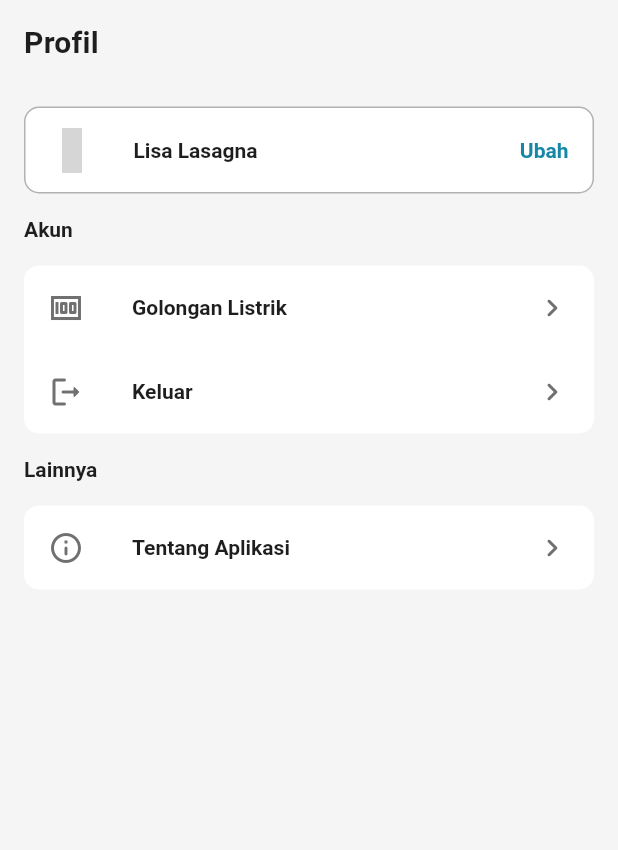
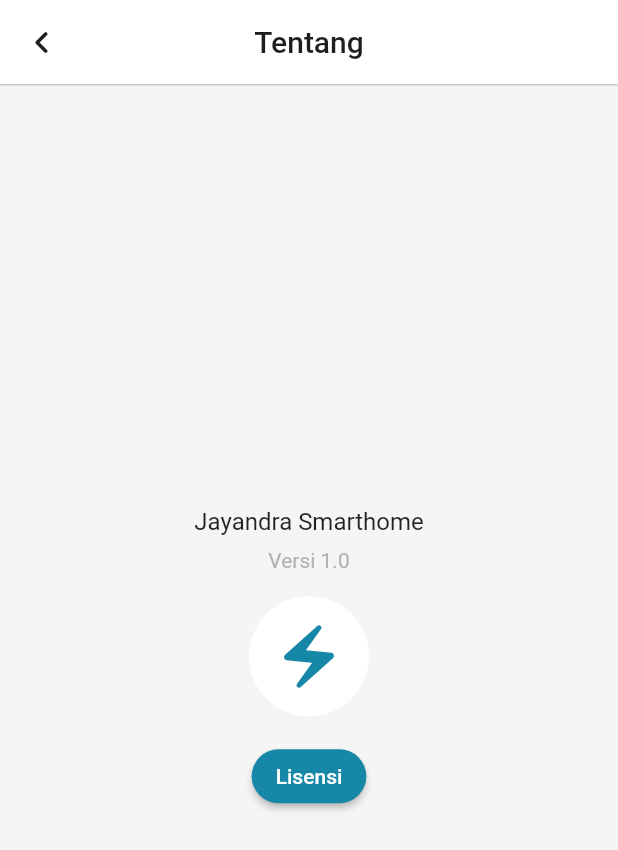
Before and after one commit to ikramattamimi/jayandra_01, a Flutter app: the ProfileScreen screen opened directly, after a tap on "Tentang Aplikasi", on a phone screen of 412 x 824 dp. Shown: the top 850 px of the screen. Run offline on Flutter 3.47's test engine with Material 2 defaults, Android fonts, the phone set to English and light mode, and no system bars; our stand-ins replace gap, go_router, google_fonts; missing offline and left inert: carbon_icons; grey boxes are pictures that could not be loaded.

Commit message:
About Page

```diff
--- a/lib/main.dart
+++ b/lib/main.dart
@@ -2,9 +2,11 @@ import 'package:flutter/material.dart';
 import 'package:flutter/services.dart';
 import 'package:go_router/go_router.dart';
 import 'package:google_fonts/google_fonts.dart';
+import 'package:jayandra_01/screens/about_page.dart';
 import 'package:jayandra_01/screens/add_device_screen.dart';
 import 'package:jayandra_01/screens/bottom_bar.dart';
 import 'package:jayandra_01/screens/main_screen.dart';
+import 'package:jayandra_01/utils/app_styles.dart';
 
 void main() {
   runApp(MyApp());
@@ -18,7 +20,10 @@ class MyApp extends StatelessWidget {
   @override
   Widget build(BuildContext context) {
     SystemChrome.setSystemUIOverlayStyle(
-      const SystemUiOverlayStyle(statusBarColor: Colors.black),
+      SystemUiOverlayStyle(
+        statusBarColor: Styles.primaryColor,
+        statusBarBrightness: Brightness.dark,
+      ),
     );
     return MaterialApp.router(
       routerDelegate: _router.routerDelegate,
@@ -32,6 +37,7 @@ class MyApp extends StatelessWidget {
     routes: <GoRoute>[
       GoRoute(
         path: "/",
+        name: "main_page",
         builder: (BuildContext context, GoRouterState state) =>
             const MainScreen(),
         routes: <GoRoute>[
@@ -41,6 +47,12 @@ class MyApp extends StatelessWidget {
             builder: (BuildContext context, GoRouterState state) =>
                 const AddDevice(),
           ),
+          GoRoute(
+            path: "about",
+            name: "about_page",
+            builder: (BuildContext context, GoRouterState state) =>
+                const AboutPage(),
+          ),
         ],
       ),
     ],
--- /dev/null
+++ b/lib/screens/about_page.dart
@@ -0,0 +1,97 @@
+import 'package:flutter/material.dart';
+import 'package:flutter/services.dart';
+import 'package:gap/gap.dart';
+import 'package:go_router/go_router.dart';
+import 'package:jayandra_01/utils/app_layout.dart';
+import 'package:jayandra_01/utils/app_styles.dart';
+
+class AboutPage extends StatelessWidget {
+  const AboutPage({super.key});
+
+  @override
+  Widget build(BuildContext context) {
+    final size = AppLayout.getSize(context);
+    SystemChrome.setSystemUIOverlayStyle(
+      SystemUiOverlayStyle(
+        statusBarColor: Styles.secondaryColor,
+        // statusBarIconBrightness: Brightness.dark,
+        // statusBarBrightness: Brightness.light,
+      ),
+    );
+    return Scaffold(
+      appBar: AppBar(
+        elevation: 0.5,
+        title: Text(
+          "Tentang",
+          style: Styles.pageTitle,
+        ),
+        backgroundColor: Styles.secondaryColor,
+        centerTitle: true,
+        foregroundColor: Styles.textColor,
+        leading: IconButton(
+          onPressed: () {
+            context.pop();
+            SystemChrome.setSystemUIOverlayStyle(
+              SystemUiOverlayStyle(
+                statusBarColor: Styles.primaryColor,
+                statusBarIconBrightness: Brightness.light,
+                statusBarBrightness: Brightness.light,
+              ),
+            );
+          },
+          icon: const Icon(
+            Icons.keyboard_arrow_left_rounded,
+            size: 30,
+          ),
+        ),
+      ),
+      backgroundColor: Styles.primaryColor,
+      body: SizedBox(
+        width: double.infinity,
+        child: Column(
+          mainAxisAlignment: MainAxisAlignment.center,
+          crossAxisAlignment: CrossAxisAlignment.center,
+          children: [
+            const Text(
+              "Jayandra Smarthome",
+              style: TextStyle(
+                fontSize: 16,
+                fontWeight: FontWeight.w400,
+              ),
+            ),
+            const Gap(8),
+            Text(
+              "Versi 1.0",
+              style: Styles.bodyTextGrey2,
+            ),
+            const Gap(16),
+            Container(
+              width: 80,
+              height: 80,
+              decoration: BoxDecoration(
+                color: Styles.secondaryColor,
+                shape: BoxShape.circle,
+              ),
+              child: Icon(
+                Icons.electric_bolt_rounded,
+                size: 50,
+                color: Styles.accentColor,
+              ),
+            ),
+            const Gap(16),
+            ElevatedButton(
+              onPressed: () {},
+              style: ElevatedButton.styleFrom(
+                shape: RoundedRectangleBorder(
+                  borderRadius: BorderRadius.circular(20),
+                ),
+                backgroundColor: Styles.accentColor,
+              ),
+              child: const Text("Lisensi"),
+            )
+          ],
+        ),
+      ),
+    );
+  }
+}
--- a/lib/screens/bottom_bar.dart
+++ b/lib/screens/bottom_bar.dart
@@ -1,5 +1,6 @@
 import 'package:carbon_icons/carbon_icons.dart';
 import 'package:flutter/material.dart';
+import 'package:flutter/services.dart';
 import 'package:google_fonts/google_fonts.dart';
 import 'package:jayandra_01/screens/home_screen.dart';
 import 'package:jayandra_01/screens/profile_screen.dart';
@@ -29,6 +30,13 @@ class _BottomBarState extends State<BottomBar> {
 
   @override
   Widget build(BuildContext context) {
+    SystemChrome.setSystemUIOverlayStyle(
+      SystemUiOverlayStyle(
+        statusBarColor: Styles.primaryColor,
+        statusBarIconBrightness: Brightness.dark,
+        // statusBarBrightness: Brightness.light,
+      ),
+    );
     return Scaffold(
       body: Center(
         child: _widgetoptions[_selectedIndex],
--- a/lib/screens/home_screen.dart
+++ b/lib/screens/home_screen.dart
@@ -2,7 +2,7 @@ import 'package:carbon_icons/carbon_icons.dart';
 import 'package:gap/gap.dart';
 import 'package:go_router/go_router.dart';
 import 'package:jayandra_01/screens/report_view.dart';
-import 'package:jayandra_01/widget/socket_view.dart';
+import 'package:jayandra_01/widget/terminal_view.dart';
 import '../utils/app_styles.dart';
 import 'package:flutter/material.dart';
 
--- a/lib/screens/profile_screen.dart
+++ b/lib/screens/profile_screen.dart
@@ -111,7 +111,9 @@ class ProfileScreen extends StatelessWidget {
                       CustomListTile(
                         icon: Icons.info_outline_rounded,
                         title: "Tentang Aplikasi",
-                        onTap: () {},
+                        onTap: () {
+                          context.goNamed("about_page");
+                        },
                       ),
                     ],
                   ),
--- a/lib/utils/app_styles.dart
+++ b/lib/utils/app_styles.dart
@@ -108,4 +108,10 @@ class Styles {
     color: accentColor,
     fontWeight: FontWeight.w700,
   );
+
+  static TextStyle pageTitle = TextStyle(
+    fontSize: 20,
+    color: textColor,
+    fontWeight: FontWeight.w500,
+  );
 }
--- a/lib/widget/list_tile_view.dart
+++ b/lib/widget/list_tile_view.dart
@@ -1,5 +1,6 @@
 import 'package:flutter/cupertino.dart';
 import 'package:flutter/material.dart';
+import 'package:go_router/go_router.dart';
 import 'package:jayandra_01/utils/app_styles.dart';
 
 class CustomListTile extends StatelessWidget {
@@ -10,21 +11,19 @@ class CustomListTile extends StatelessWidget {
       required this.onTap});
   final IconData icon;
   final String title;
-  final Function onTap;
+  final void Function() onTap;
 
   @override
   Widget build(BuildContext context) {
     return ListTile(
-      onTap: () {
-        onTap;
-      },
+      onTap: onTap,
       leading: Icon(
         icon,
         color: Styles.textColor3,
       ),
       title: Text(
         title,
-        style: Styles.title,
+        style: Styles.bodyTextBlack2,
       ),
       trailing: Icon(
         Icons.keyboard_arrow_right_rounded,
```
Also changed, not shown: lib/widget/terminal_view.dart (renamed from lib/widget/socket_view.dart).
